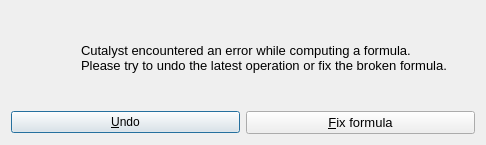
First picture: the form in src/libs/vtools/dialogs/support/dialogundo.ui, repository palepal/Seamly2D, before the edit.
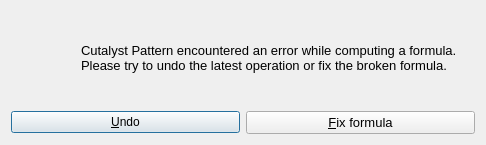
Second picture: the form after the edit. Icons and pictures are not drawn.

Commit message:
feat: show the apps as Cutalyst Pattern and Cutalyst Me
Cutalyst is now the name of a separate app, and SEAMLY is a registered mark for
pattern software, so the fork's apps get names of their own. Bundle id
io.github.palepal.cutalystpattern for the drafting app. The README describes
the fork as Cutalyst Pattern, links palepal/Seamly2D, and drops sew mode, which
moved out of the fork.

Patch:
```diff
--- a/src/libs/vtools/dialogs/support/dialogundo.ui
+++ b/src/libs/vtools/dialogs/support/dialogundo.ui
@@ -58,7 +58,7 @@
         </font>
        </property>
        <property name="text">
-        <string>Cutalyst encountered an error while computing a formula.
+        <string>Cutalyst Pattern encountered an error while computing a formula.
 Please try to undo the latest operation or fix the broken formula.</string>
        </property>
        <property name="wordWrap">
```
The commit also changes 42 other files.
